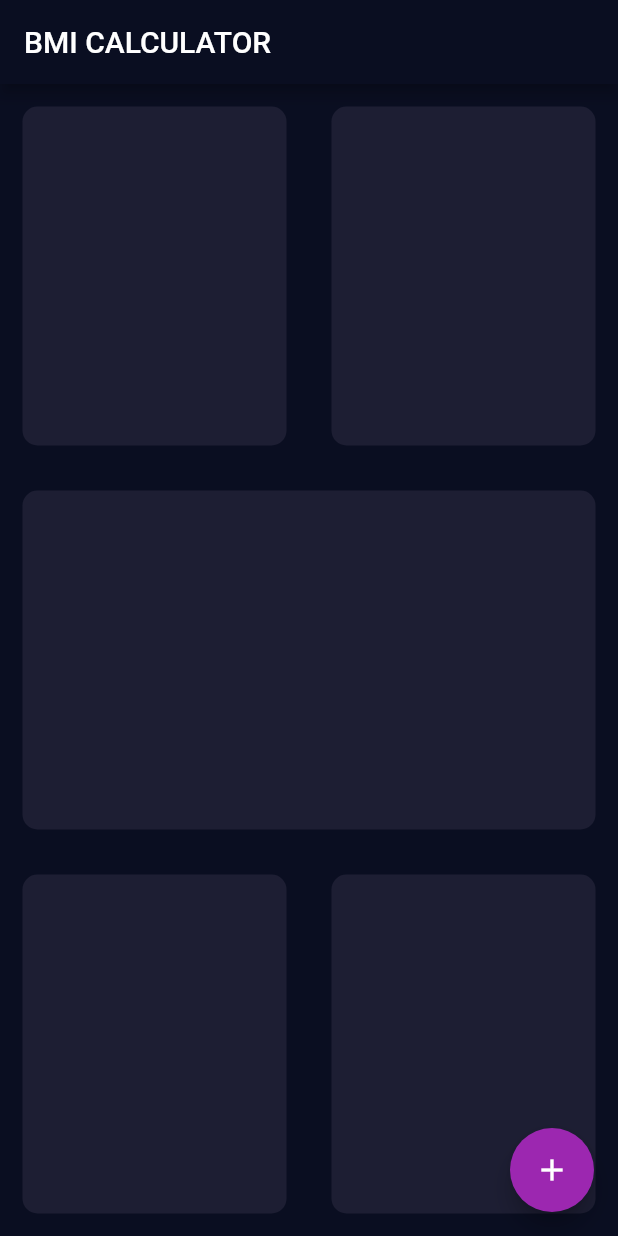
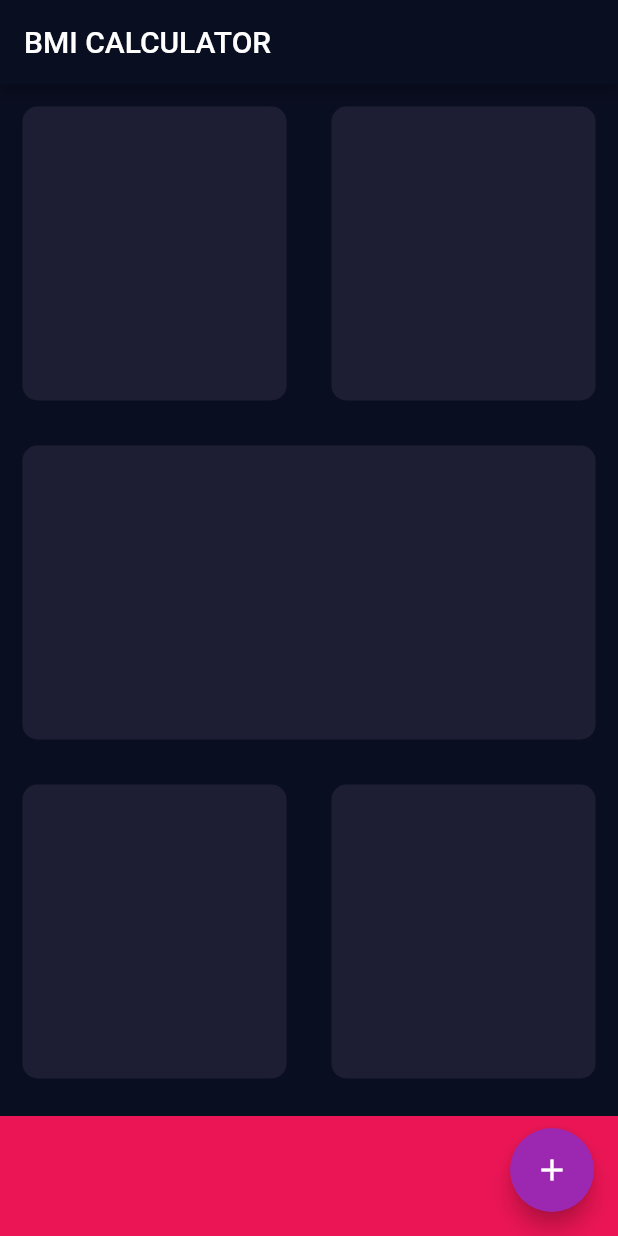
Before and after one commit to eunjeongsong/bmi-calculator-flutter, a Flutter app: the screen it shows after launch, on a phone screen of 412 x 824 dp. Run offline on Flutter 3.47's test engine with Material 2 defaults, Android fonts, the phone set to English and light mode, and no system bars.

Commit message:
extracted common variables

```diff
--- a/lib/input_page.dart
+++ b/lib/input_page.dart
@@ -1,5 +1,9 @@
 import 'package:flutter/foundation.dart';
 import 'package:flutter/material.dart';
+
+const buttonContainerHeight = 80.0;
+const buttonContainerColour = Color(0xFFEB1555);
+const activeCardColour = Color(0xFF1D1E33);
 
 class InputPage extends StatefulWidget {
   const InputPage({Key? key}) : super(key: key);
@@ -22,12 +26,12 @@ class _InputPageState extends State<InputPage> {
               children: <Widget>[
                 Expanded(
                   child: ResusableCard(
-                    colour: const Color(0xFF1D1E33),
+                    colour: activeCardColour,
                   ),
                 ),
                 Expanded(
                   child: ResusableCard(
-                    colour: const Color(0xFF1D1E33),
+                    colour: activeCardColour,
                   ),
                 ),
               ],
@@ -35,7 +39,7 @@ class _InputPageState extends State<InputPage> {
           ),
           Expanded(
             child: ResusableCard(
-              colour: const Color(0xFF1D1E33),
+              colour: activeCardColour,
             ),
           ),
           Expanded(
@@ -43,17 +47,23 @@ class _InputPageState extends State<InputPage> {
               children: <Widget>[
                 Expanded(
                   child: ResusableCard(
-                    colour: const Color(0xFF1D1E33),
+                    colour: activeCardColour,
                   ),
                 ),
                 Expanded(
                   child: ResusableCard(
-                    colour: const Color(0xFF1D1E33),
+                    colour: activeCardColour,
                   ),
                 ),
               ],
             ),
           ),
+          Container(
+            color: buttonContainerColour,
+            margin: const EdgeInsets.only(top: 10.0),
+            width: double.infinity,
+            height: buttonContainerHeight,
+          )
         ],
       ),
       floatingActionButton: Theme(
```
